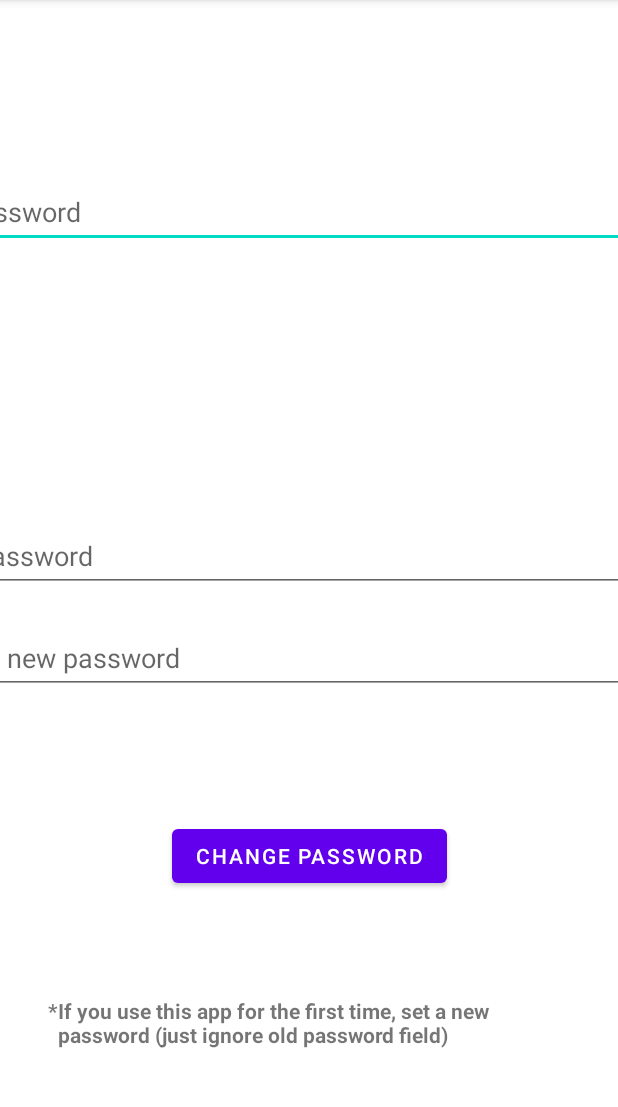
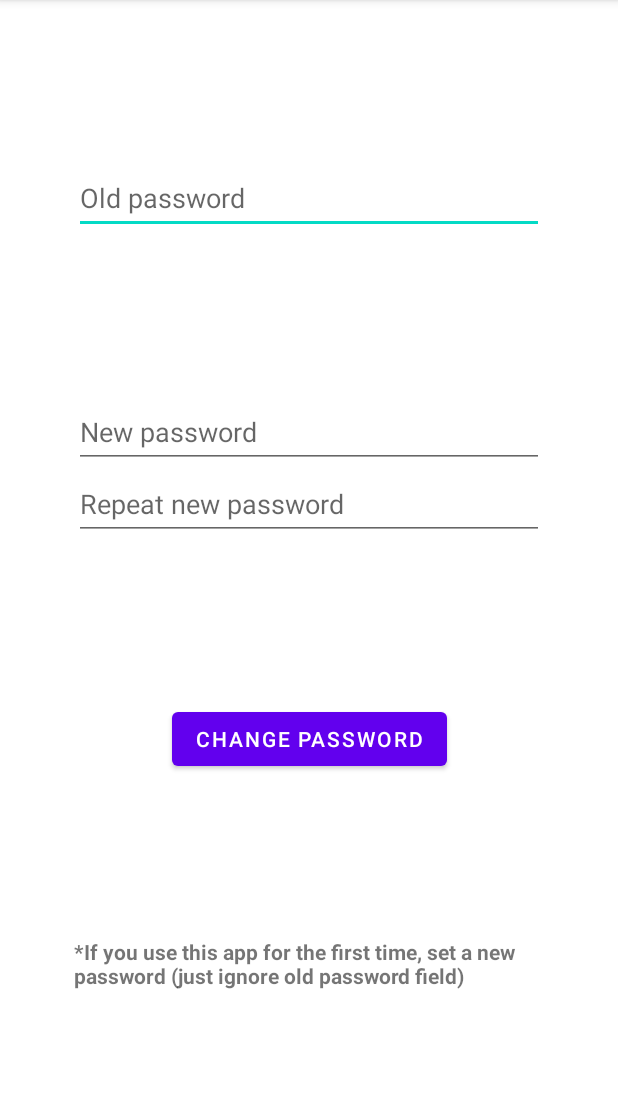
Before and after one commit to Valentine-456/MobileSecurityNotes, an Android app: the ChangePasswordActivity screen opened directly, with no data from a screen before it, on a phone screen of 412 x 824 dp, the part 84-1191 px from its top. Run offline under Robolectric (Android 15) with nearby library versions, the light colour scheme and no system bars; libraries missing offline, so code that uses them is left out: com.password4j; 2 statements that could not run were skipped.

Commit message:
Add responsive layouts to activities login and change_password

```diff
--- a/app/src/main/res/layout/activity_change_password.xml
+++ b/app/src/main/res/layout/activity_change_password.xml
@@ -8,66 +8,79 @@
 
     <EditText
         android:id="@+id/ETOldPassword"
-        android:layout_width="800px"
+        android:layout_width="0dp"
         android:layout_height="48dp"
-        android:layout_marginBottom="264dp"
         android:hint="Old password"
         android:inputType="textPassword"
-
         android:textIsSelectable="false"
-        app:layout_constraintBottom_toTopOf="@+id/ChangePasswordButton"
-        app:layout_constraintEnd_toEndOf="parent"
-        app:layout_constraintStart_toStartOf="parent"
+        app:layout_constraintBottom_toTopOf="@+id/ETNewPassword1"
+        app:layout_constraintEnd_toEndOf="@id/guidelineRightChangePass"
+        app:layout_constraintHorizontal_bias="0.5"
+        app:layout_constraintStart_toStartOf="@id/guidelineLeftChangePass"
         app:layout_constraintTop_toTopOf="parent" />
 
     <EditText
         android:id="@+id/ETNewPassword2"
-        android:layout_width="800px"
+        android:layout_width="0dp"
         android:layout_height="48dp"
-        android:layout_margin="20dp"
         android:hint="Repeat new password"
-
         android:inputType="textPassword"
         android:textIsSelectable="false"
-        app:layout_constraintEnd_toEndOf="parent"
-        app:layout_constraintStart_toStartOf="parent"
+        app:layout_constraintEnd_toEndOf="@id/guidelineRightChangePass"
+        app:layout_constraintStart_toStartOf="@id/guidelineLeftChangePass"
         app:layout_constraintTop_toBottomOf="@+id/ETNewPassword1" />
 
     <EditText
         android:id="@+id/ETNewPassword1"
-        android:layout_width="800px"
+        android:layout_width="0dp"
         android:layout_height="48dp"
-        android:layout_marginBottom="152dp"
         android:hint="New password"
         android:inputType="textPassword"
-
         android:textIsSelectable="false"
         app:layout_constraintBottom_toTopOf="@+id/ChangePasswordButton"
-        app:layout_constraintEnd_toEndOf="parent"
-        app:layout_constraintStart_toStartOf="parent" />
+        app:layout_constraintEnd_toEndOf="@id/guidelineRightChangePass"
+        app:layout_constraintHorizontal_bias="0.5"
+        app:layout_constraintStart_toStartOf="@id/guidelineLeftChangePass"
+        app:layout_constraintTop_toBottomOf="@+id/ETOldPassword" />
 
     <Button
         android:id="@+id/ChangePasswordButton"
         android:layout_width="wrap_content"
         android:layout_height="wrap_content"
+        android:layout_marginTop="48dp"
         android:text="Change password"
-        app:layout_constraintBottom_toBottomOf="parent"
+        app:layout_constraintBottom_toTopOf="@+id/textView"
         app:layout_constraintEnd_toEndOf="parent"
+        app:layout_constraintHorizontal_bias="0.5"
         app:layout_constraintStart_toStartOf="parent"
-        app:layout_constraintTop_toTopOf="parent"
+        app:layout_constraintTop_toBottomOf="@+id/ETNewPassword1"
         app:layout_constraintVertical_bias="0.759" />
 
     <TextView
+        android:id="@+id/textView"
         android:layout_width="0dp"
         android:layout_height="wrap_content"
-        android:layout_marginStart="32dp"
-        android:layout_marginEnd="32dp"
-        android:text="*If you use this app for the first time, set a new \n  password (just ignore old password field)"
+        android:text="*If you use this app for the first time, set a new password (just ignore old password field)"
         android:textAlignment="gravity"
         android:textSize="14sp"
         android:textStyle="bold"
         app:layout_constraintBottom_toBottomOf="parent"
-        app:layout_constraintEnd_toEndOf="parent"
-        app:layout_constraintStart_toStartOf="parent"
+        app:layout_constraintEnd_toEndOf="@id/guidelineRightChangePass"
+        app:layout_constraintHorizontal_bias="0.5"
+        app:layout_constraintStart_toStartOf="@id/guidelineLeftChangePass"
         app:layout_constraintTop_toBottomOf="@+id/ChangePasswordButton" />
+
+    <androidx.constraintlayout.widget.Guideline
+        android:id="@+id/guidelineLeftChangePass"
+        android:layout_width="wrap_content"
+        android:layout_height="wrap_content"
+        android:orientation="vertical"
+        app:layout_constraintGuide_percent="0.12" />
+
+    <androidx.constraintlayout.widget.Guideline
+        android:id="@+id/guidelineRightChangePass"
+        android:layout_width="wrap_content"
+        android:layout_height="wrap_content"
+        android:orientation="vertical"
+        app:layout_constraintGuide_percent="0.88" />
 </androidx.constraintlayout.widget.ConstraintLayout>
```
Also changed, not shown: app/src/main/res/layout/activity_login.xml (+28 -13 lines).
